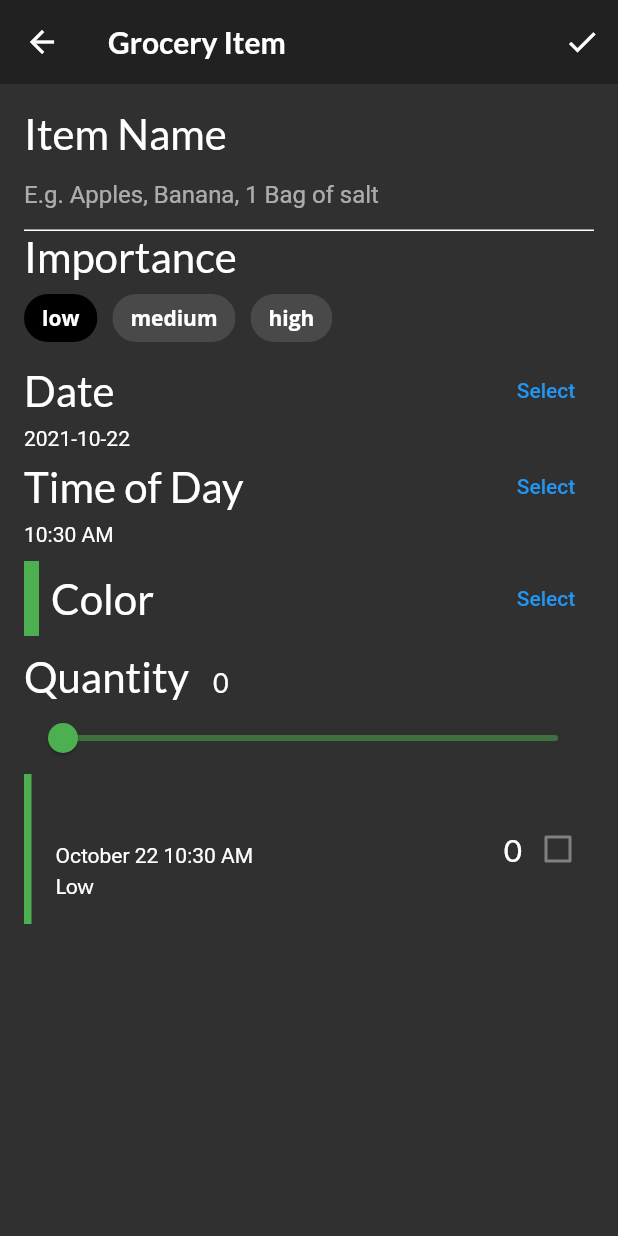
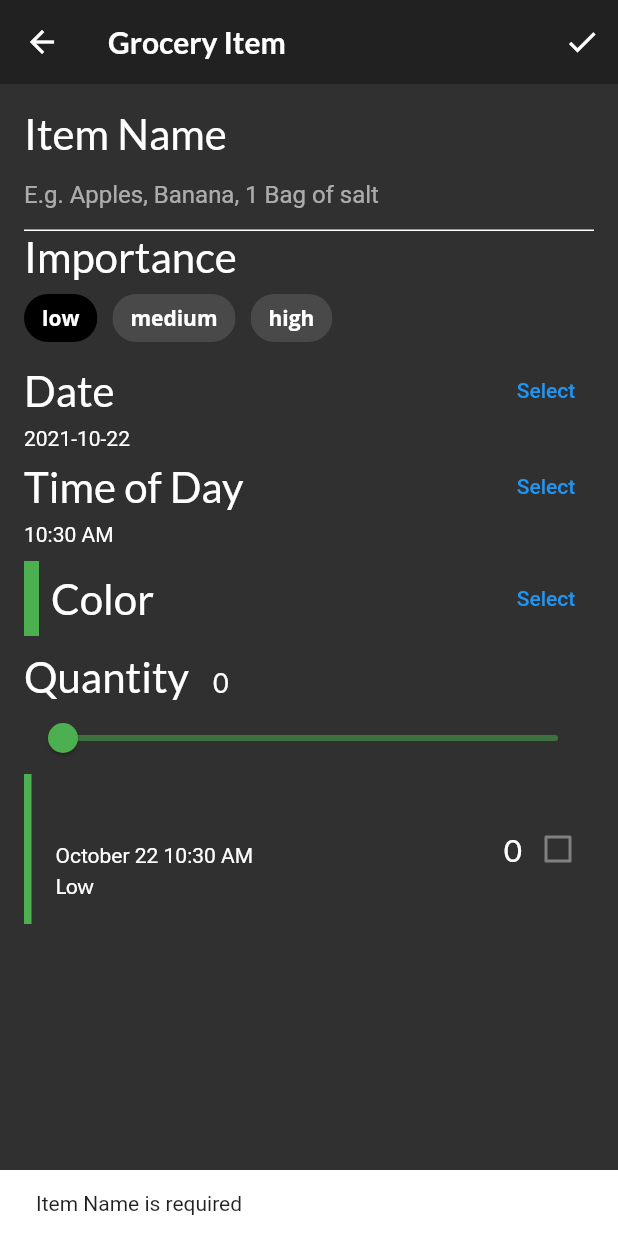
Before and after one commit to yisus82/flutter-apprentice, a Flutter app: the GroceryItemScreen screen opened directly with empty values, after a tap on the "check" icon, on a phone screen of 412 x 824 dp. Run offline on Flutter 3.47's test engine with Material 2 defaults, Android fonts, the phone set to English and light mode, and no system bars; our stand-ins replace flutter_colorpicker, google_fonts; project files that could hold a hidden picture were left out.

Commit message:
Finish To Buy screen

```diff
--- a/fooderlich/lib/home.dart
+++ b/fooderlich/lib/home.dart
@@ -31,8 +31,7 @@ class _HomeState extends State<Home> {
               style: Theme.of(context).textTheme.headline6,
             ),
           ),
-          // TODO: Replace body
-          body: pages[tabManager.selectedTab],
+          body: IndexedStack(index: tabManager.selectedTab, children: pages),
           bottomNavigationBar: BottomNavigationBar(
             selectedItemColor:
                 Theme.of(context).textSelectionTheme.selectionColor,
--- a/fooderlich/lib/screens/grocery_item_screen.dart
+++ b/fooderlich/lib/screens/grocery_item_screen.dart
@@ -33,6 +33,7 @@ class _GroceryItemScreenState extends State<GroceryItemScreen> {
   TimeOfDay _timeOfDay = TimeOfDay.now();
   Color _currentColor = Colors.green;
   int _currentSliderValue = 0;
+  bool _isComplete = false;
 
   @override
   void initState() {
@@ -46,6 +47,7 @@ class _GroceryItemScreenState extends State<GroceryItemScreen> {
       final date = originalItem.date;
       _timeOfDay = TimeOfDay(hour: date.hour, minute: date.minute);
       _dueDate = date;
+      _isComplete = originalItem.isComplete;
     }
 
     _nameController.addListener(() {
@@ -71,6 +73,12 @@ class _GroceryItemScreenState extends State<GroceryItemScreen> {
           IconButton(
             icon: const Icon(Icons.check),
             onPressed: () {
+              if (_nameController.text.isEmpty) {
+                ScaffoldMessenger.of(context).showSnackBar(
+                    const SnackBar(content: Text('Item Name is required')));
+                return;
+              }
+
               final groceryItem = GroceryItem(
                 id: widget.originalItem?.id ?? const Uuid().v1(),
                 name: _nameController.text,
@@ -126,6 +134,7 @@ class _GroceryItemScreenState extends State<GroceryItemScreen> {
                   _timeOfDay.hour,
                   _timeOfDay.minute,
                 ),
+                isComplete: _isComplete,
               ),
             ),
           ],
```
Also changed, not shown: fooderlich/lib/screens/grocery_list_screen.dart (+37 -8 lines).
